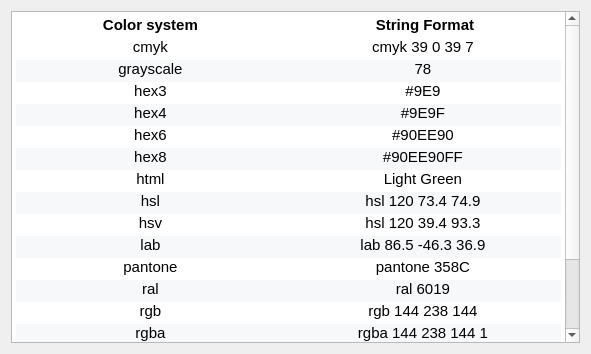
First picture: the form in src/supportedinputs.ui, repository keshavbhatt/ColorPie, before the edit.
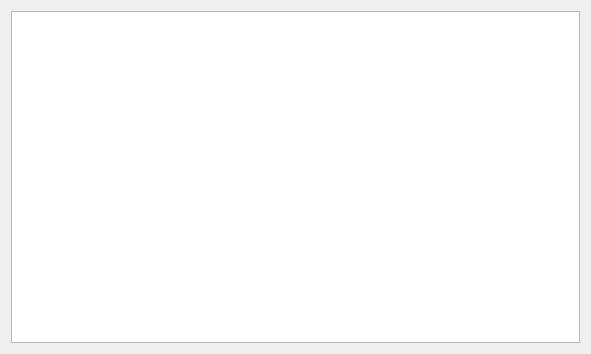
Second picture: the form after the edit.

What changed in the file:
```diff
--- a/src/supportedinputs.ui
+++ b/src/supportedinputs.ui
@@ -15,110 +15,7 @@
   </property>
   <layout class="QVBoxLayout" name="verticalLayout">
    <item>
-    <widget class="QTextBrowser" name="textBrowser">
-     <property name="html">
-      <string>&lt;!DOCTYPE HTML PUBLIC &quot;-//W3C//DTD HTML 4.0//EN&quot; &quot;http://www.w3.org/TR/REC-html40/strict.dtd&quot;&gt;
-&lt;html&gt;&lt;head&gt;&lt;meta name=&quot;qrichtext&quot; content=&quot;1&quot; /&gt;&lt;style type=&quot;text/css&quot;&gt;
-p, li { white-space: pre-wrap; }
-&lt;/style&gt;&lt;/head&gt;&lt;body style=&quot; font-family:'Ubuntu'; font-size:11pt; font-weight:400; font-style:normal;&quot;&gt;
-&lt;table border=&quot;0&quot; style=&quot; margin-top:0px; margin-bottom:0px; margin-left:0px; margin-right:0px;&quot; cellspacing=&quot;0&quot; cellpadding=&quot;6&quot;&gt;&lt;thead&gt;
-&lt;tr&gt;
-&lt;td width=&quot;50%&quot; bgcolor=&quot;#ffffff&quot; style=&quot; padding-left:0; padding-right:0; padding-top:0; padding-bottom:0;&quot;&gt;
-&lt;p align=&quot;center&quot; style=&quot; margin-top:12px; margin-bottom:0px; margin-left:0px; margin-right:0px; -qt-block-indent:0; text-indent:0px; line-height:120%;&quot;&gt;&lt;span style=&quot; font-weight:600;&quot;&gt;Color system &lt;/span&gt;&lt;/p&gt;&lt;/td&gt;
-&lt;td width=&quot;50%&quot; bgcolor=&quot;#ffffff&quot; style=&quot; padding-left:0; padding-right:0; padding-top:0; padding-bottom:0;&quot;&gt;
-&lt;p align=&quot;center&quot; style=&quot; margin-top:12px; margin-bottom:0px; margin-left:0px; margin-right:0px; -qt-block-indent:0; text-indent:0px; line-height:120%;&quot;&gt;&lt;span style=&quot; font-weight:600;&quot;&gt;String Format&lt;/span&gt;&lt;/p&gt;&lt;/td&gt;&lt;/tr&gt;&lt;/thead&gt;
-&lt;tr&gt;
-&lt;td bgcolor=&quot;#ffffff&quot; style=&quot; padding-left:0; padding-right:0; padding-top:0; padding-bottom:0;&quot;&gt;
-&lt;p align=&quot;center&quot; style=&quot; margin-top:12px; margin-bottom:0px; margin-left:0px; margin-right:0px; -qt-block-indent:0; text-indent:0px; line-height:120%;&quot;&gt;cmyk &lt;/p&gt;&lt;/td&gt;
-&lt;td bgcolor=&quot;#ffffff&quot; style=&quot; padding-left:0; padding-right:0; padding-top:0; padding-bottom:0;&quot;&gt;
-&lt;p align=&quot;center&quot; style=&quot; margin-top:12px; margin-bottom:0px; margin-left:0px; margin-right:0px; -qt-block-indent:0; text-indent:0px; line-height:120%;&quot;&gt;cmyk 39 0 39 7 &lt;/p&gt;&lt;/td&gt;&lt;/tr&gt;
-&lt;tr&gt;
-&lt;td bgcolor=&quot;#f6f8fa&quot; style=&quot; padding-left:0; padding-right:0; padding-top:0; padding-bottom:0;&quot;&gt;
-&lt;p align=&quot;center&quot; style=&quot; margin-top:12px; margin-bottom:0px; margin-left:0px; margin-right:0px; -qt-block-indent:0; text-indent:0px; line-height:120%;&quot;&gt;grayscale &lt;/p&gt;&lt;/td&gt;
-&lt;td bgcolor=&quot;#f6f8fa&quot; style=&quot; padding-left:0; padding-right:0; padding-top:0; padding-bottom:0;&quot;&gt;
-&lt;p align=&quot;center&quot; style=&quot; margin-top:12px; margin-bottom:0px; margin-left:0px; margin-right:0px; -qt-block-indent:0; text-indent:0px; line-height:120%;&quot;&gt;78 &lt;/p&gt;&lt;/td&gt;&lt;/tr&gt;
-&lt;tr&gt;
-&lt;td bgcolor=&quot;#ffffff&quot; style=&quot; padding-left:0; padding-right:0; padding-top:0; padding-bottom:0;&quot;&gt;
-&lt;p align=&quot;center&quot; style=&quot; margin-top:12px; margin-bottom:0px; margin-left:0px; margin-right:0px; -qt-block-indent:0; text-indent:0px; line-height:120%;&quot;&gt;hex3 &lt;/p&gt;&lt;/td&gt;
-&lt;td bgcolor=&quot;#ffffff&quot; style=&quot; padding-left:0; padding-right:0; padding-top:0; padding-bottom:0;&quot;&gt;
-&lt;p align=&quot;center&quot; style=&quot; margin-top:12px; margin-bottom:0px; margin-left:0px; margin-right:0px; -qt-block-indent:0; text-indent:0px; line-height:120%;&quot;&gt;#9E9 &lt;/p&gt;&lt;/td&gt;&lt;/tr&gt;
-&lt;tr&gt;
-&lt;td bgcolor=&quot;#f6f8fa&quot; style=&quot; padding-left:0; padding-right:0; padding-top:0; padding-bottom:0;&quot;&gt;
-&lt;p align=&quot;center&quot; style=&quot; margin-top:12px; margin-bottom:0px; margin-left:0px; margin-right:0px; -qt-block-indent:0; text-indent:0px; line-height:120%;&quot;&gt;hex4 &lt;/p&gt;&lt;/td&gt;
-&lt;td bgcolor=&quot;#f6f8fa&quot; style=&quot; padding-left:0; padding-right:0; padding-top:0; padding-bottom:0;&quot;&gt;
-&lt;p align=&quot;center&quot; style=&quot; margin-top:12px; margin-bottom:0px; margin-left:0px; margin-right:0px; -qt-block-indent:0; text-indent:0px; line-height:120%;&quot;&gt;#9E9F &lt;/p&gt;&lt;/td&gt;&lt;/tr&gt;
-&lt;tr&gt;
-&lt;td bgcolor=&quot;#ffffff&quot; style=&quot; padding-left:0; padding-right:0; padding-top:0; padding-bottom:0;&quot;&gt;
-&lt;p align=&quot;center&quot; style=&quot; margin-top:12px; margin-bottom:0px; margin-left:0px; margin-right:0px; -qt-block-indent:0; text-indent:0px; line-height:120%;&quot;&gt;hex6 &lt;/p&gt;&lt;/td&gt;
-&lt;td bgcolor=&quot;#ffffff&quot; style=&quot; padding-left:0; padding-right:0; padding-top:0; padding-bottom:0;&quot;&gt;
-&lt;p align=&quot;center&quot; style=&quot; margin-top:12px; margin-bottom:0px; margin-left:0px; margin-right:0px; -qt-block-indent:0; text-indent:0px; line-height:120%;&quot;&gt;#90EE90 &lt;/p&gt;&lt;/td&gt;&lt;/tr&gt;
-&lt;tr&gt;
-&lt;td bgcolor=&quot;#f6f8fa&quot; style=&quot; padding-left:0; padding-right:0; padding-top:0; padding-bottom:0;&quot;&gt;
-&lt;p align=&quot;center&quot; style=&quot; margin-top:12px; margin-bottom:0px; margin-left:0px; margin-right:0px; -qt-block-indent:0; text-indent:0px; line-height:120%;&quot;&gt;hex8 &lt;/p&gt;&lt;/td&gt;
-&lt;td bgcolor=&quot;#f6f8fa&quot; style=&quot; padding-left:0; padding-right:0; padding-top:0; padding-bottom:0;&quot;&gt;
-&lt;p align=&quot;center&quot; style=&quot; margin-top:12px; margin-bottom:0px; margin-left:0px; margin-right:0px; -qt-block-indent:0; text-indent:0px; line-height:120%;&quot;&gt;#90EE90FF &lt;/p&gt;&lt;/td&gt;&lt;/tr&gt;
-&lt;tr&gt;
-&lt;td bgcolor=&quot;#ffffff&quot; style=&quot; padding-left:0; padding-right:0; padding-top:0; padding-bottom:0;&quot;&gt;
-&lt;p align=&quot;center&quot; style=&quot; margin-top:12px; margin-bottom:0px; margin-left:0px; margin-right:0px; -qt-block-indent:0; text-indent:0px; line-height:120%;&quot;&gt;html &lt;/p&gt;&lt;/td&gt;
-&lt;td bgcolor=&quot;#ffffff&quot; style=&quot; padding-left:0; padding-right:0; padding-top:0; padding-bottom:0;&quot;&gt;
-&lt;p align=&quot;center&quot; style=&quot; margin-top:12px; margin-bottom:0px; margin-left:0px; margin-right:0px; -qt-block-indent:0; text-indent:0px; line-height:120%;&quot;&gt;Light Green &lt;/p&gt;&lt;/td&gt;&lt;/tr&gt;
-&lt;tr&gt;
-&lt;td bgcolor=&quot;#f6f8fa&quot; style=&quot; padding-left:0; padding-right:0; padding-top:0; padding-bottom:0;&quot;&gt;
-&lt;p align=&quot;center&quot; style=&quot; margin-top:12px; margin-bottom:0px; margin-left:0px; margin-right:0px; -qt-block-indent:0; text-indent:0px; line-height:120%;&quot;&gt;hsl &lt;/p&gt;&lt;/td&gt;
-&lt;td bgcolor=&quot;#f6f8fa&quot; style=&quot; padding-left:0; padding-right:0; padding-top:0; padding-bottom:0;&quot;&gt;
-&lt;p align=&quot;center&quot; style=&quot; margin-top:12px; margin-bottom:0px; margin-left:0px; margin-right:0px; -qt-block-indent:0; text-indent:0px; line-height:120%;&quot;&gt;hsl 120 73.4 74.9 &lt;/p&gt;&lt;/td&gt;&lt;/tr&gt;
-&lt;tr&gt;
-&lt;td bgcolor=&quot;#ffffff&quot; style=&quot; padding-left:0; padding-right:0; padding-top:0; padding-bottom:0;&quot;&gt;
-&lt;p align=&quot;center&quot; style=&quot; margin-top:12px; margin-bottom:0px; margin-left:0px; margin-right:0px; -qt-block-indent:0; text-indent:0px; line-height:120%;&quot;&gt;hsv &lt;/p&gt;&lt;/td&gt;
-&lt;td bgcolor=&quot;#ffffff&quot; style=&quot; padding-left:0; padding-right:0; padding-top:0; padding-bottom:0;&quot;&gt;
-&lt;p align=&quot;center&quot; style=&quot; margin-top:12px; margin-bottom:0px; margin-left:0px; margin-right:0px; -qt-block-indent:0; text-indent:0px; line-height:120%;&quot;&gt;hsl 120 39.4 93.3 &lt;/p&gt;&lt;/td&gt;&lt;/tr&gt;
-&lt;tr&gt;
-&lt;td bgcolor=&quot;#f6f8fa&quot; style=&quot; padding-left:0; padding-right:0; padding-top:0; padding-bottom:0;&quot;&gt;
-&lt;p align=&quot;center&quot; style=&quot; margin-top:12px; margin-bottom:0px; margin-left:0px; margin-right:0px; -qt-block-indent:0; text-indent:0px; line-height:120%;&quot;&gt;lab &lt;/p&gt;&lt;/td&gt;
-&lt;td bgcolor=&quot;#f6f8fa&quot; style=&quot; padding-left:0; padding-right:0; padding-top:0; padding-bottom:0;&quot;&gt;
-&lt;p align=&quot;center&quot; style=&quot; margin-top:12px; margin-bottom:0px; margin-left:0px; margin-right:0px; -qt-block-indent:0; text-indent:0px; line-height:120%;&quot;&gt;lab 86.5 -46.3 36.9 &lt;/p&gt;&lt;/td&gt;&lt;/tr&gt;
-&lt;tr&gt;
-&lt;td bgcolor=&quot;#ffffff&quot; style=&quot; padding-left:0; padding-right:0; padding-top:0; padding-bottom:0;&quot;&gt;
-&lt;p align=&quot;center&quot; style=&quot; margin-top:12px; margin-bottom:0px; margin-left:0px; margin-right:0px; -qt-block-indent:0; text-indent:0px; line-height:120%;&quot;&gt;pantone &lt;/p&gt;&lt;/td&gt;
-&lt;td bgcolor=&quot;#ffffff&quot; style=&quot; padding-left:0; padding-right:0; padding-top:0; padding-bottom:0;&quot;&gt;
-&lt;p align=&quot;center&quot; style=&quot; margin-top:12px; margin-bottom:0px; margin-left:0px; margin-right:0px; -qt-block-indent:0; text-indent:0px; line-height:120%;&quot;&gt;pantone 358C &lt;/p&gt;&lt;/td&gt;&lt;/tr&gt;
-&lt;tr&gt;
-&lt;td bgcolor=&quot;#f6f8fa&quot; style=&quot; padding-left:0; padding-right:0; padding-top:0; padding-bottom:0;&quot;&gt;
-&lt;p align=&quot;center&quot; style=&quot; margin-top:12px; margin-bottom:0px; margin-left:0px; margin-right:0px; -qt-block-indent:0; text-indent:0px; line-height:120%;&quot;&gt;ral &lt;/p&gt;&lt;/td&gt;
-&lt;td bgcolor=&quot;#f6f8fa&quot; style=&quot; padding-left:0; padding-right:0; padding-top:0; padding-bottom:0;&quot;&gt;
-&lt;p align=&quot;center&quot; style=&quot; margin-top:12px; margin-bottom:0px; margin-left:0px; margin-right:0px; -qt-block-indent:0; text-indent:0px; line-height:120%;&quot;&gt;ral 6019 &lt;/p&gt;&lt;/td&gt;&lt;/tr&gt;
-&lt;tr&gt;
-&lt;td bgcolor=&quot;#ffffff&quot; style=&quot; padding-left:0; padding-right:0; padding-top:0; padding-bottom:0;&quot;&gt;
-&lt;p align=&quot;center&quot; style=&quot; margin-top:12px; margin-bottom:0px; margin-left:0px; margin-right:0px; -qt-block-indent:0; text-indent:0px; line-height:120%;&quot;&gt;rgb &lt;/p&gt;&lt;/td&gt;
-&lt;td bgcolor=&quot;#ffffff&quot; style=&quot; padding-left:0; padding-right:0; padding-top:0; padding-bottom:0;&quot;&gt;
-&lt;p align=&quot;center&quot; style=&quot; margin-top:12px; margin-bottom:0px; margin-left:0px; margin-right:0px; -qt-block-indent:0; text-indent:0px; line-height:120%;&quot;&gt;rgb 144 238 144 &lt;/p&gt;&lt;/td&gt;&lt;/tr&gt;
-&lt;tr&gt;
-&lt;td bgcolor=&quot;#f6f8fa&quot; style=&quot; padding-left:0; padding-right:0; padding-top:0; padding-bottom:0;&quot;&gt;
-&lt;p align=&quot;center&quot; style=&quot; margin-top:12px; margin-bottom:0px; margin-left:0px; margin-right:0px; -qt-block-indent:0; text-indent:0px; line-height:120%;&quot;&gt;rgba &lt;/p&gt;&lt;/td&gt;
-&lt;td bgcolor=&quot;#f6f8fa&quot; style=&quot; padding-left:0; padding-right:0; padding-top:0; padding-bottom:0;&quot;&gt;
-&lt;p align=&quot;center&quot; style=&quot; margin-top:12px; margin-bottom:0px; margin-left:0px; margin-right:0px; -qt-block-indent:0; text-indent:0px; line-height:120%;&quot;&gt;rgba 144 238 144 1 &lt;/p&gt;&lt;/td&gt;&lt;/tr&gt;
-&lt;tr&gt;
-&lt;td bgcolor=&quot;#ffffff&quot; style=&quot; padding-left:0; padding-right:0; padding-top:0; padding-bottom:0;&quot;&gt;
-&lt;p align=&quot;center&quot; style=&quot; margin-top:12px; margin-bottom:0px; margin-left:0px; margin-right:0px; -qt-block-indent:0; text-indent:0px; line-height:120%;&quot;&gt;rgb decimal &lt;/p&gt;&lt;/td&gt;
-&lt;td bgcolor=&quot;#ffffff&quot; style=&quot; padding-left:0; padding-right:0; padding-top:0; padding-bottom:0;&quot;&gt;
-&lt;p align=&quot;center&quot; style=&quot; margin-top:12px; margin-bottom:0px; margin-left:0px; margin-right:0px; -qt-block-indent:0; text-indent:0px; line-height:120%;&quot;&gt;rgb decimal 6812065 &lt;/p&gt;&lt;/td&gt;&lt;/tr&gt;
-&lt;tr&gt;
-&lt;td bgcolor=&quot;#f6f8fa&quot; style=&quot; padding-left:0; padding-right:0; padding-top:0; padding-bottom:0;&quot;&gt;
-&lt;p align=&quot;center&quot; style=&quot; margin-top:12px; margin-bottom:0px; margin-left:0px; margin-right:0px; -qt-block-indent:0; text-indent:0px; line-height:120%;&quot;&gt;w &lt;/p&gt;&lt;/td&gt;
-&lt;td bgcolor=&quot;#f6f8fa&quot; style=&quot; padding-left:0; padding-right:0; padding-top:0; padding-bottom:0;&quot;&gt;
-&lt;p align=&quot;center&quot; style=&quot; margin-top:12px; margin-bottom:0px; margin-left:0px; margin-right:0px; -qt-block-indent:0; text-indent:0px; line-height:120%;&quot;&gt;w 544 &lt;/p&gt;&lt;/td&gt;&lt;/tr&gt;
-&lt;tr&gt;
-&lt;td bgcolor=&quot;#ffffff&quot; style=&quot; padding-left:0; padding-right:0; padding-top:0; padding-bottom:0;&quot;&gt;
-&lt;p align=&quot;center&quot; style=&quot; margin-top:12px; margin-bottom:0px; margin-left:0px; margin-right:0px; -qt-block-indent:0; text-indent:0px; line-height:120%;&quot;&gt;xyz &lt;/p&gt;&lt;/td&gt;
-&lt;td bgcolor=&quot;#ffffff&quot; style=&quot; padding-left:0; padding-right:0; padding-top:0; padding-bottom:0;&quot;&gt;
-&lt;p align=&quot;center&quot; style=&quot; margin-top:12px; margin-bottom:0px; margin-left:0px; margin-right:0px; -qt-block-indent:0; text-indent:0px; line-height:120%;&quot;&gt;xyz 44 69 45 &lt;/p&gt;&lt;/td&gt;&lt;/tr&gt;
-&lt;tr&gt;
-&lt;td bgcolor=&quot;#f6f8fa&quot; style=&quot; padding-left:0; padding-right:0; padding-top:0; padding-bottom:0;&quot;&gt;
-&lt;p align=&quot;center&quot; style=&quot; margin-top:12px; margin-bottom:0px; margin-left:0px; margin-right:0px; -qt-block-indent:0; text-indent:0px; line-height:120%;&quot;&gt;yuv &lt;/p&gt;&lt;/td&gt;
-&lt;td bgcolor=&quot;#f6f8fa&quot; style=&quot; padding-left:0; padding-right:0; padding-top:0; padding-bottom:0;&quot;&gt;
-&lt;p align=&quot;center&quot; style=&quot; margin-top:12px; margin-bottom:0px; margin-left:0px; margin-right:0px; -qt-block-indent:0; text-indent:0px; line-height:120%;&quot;&gt;yuv 180 113.2 73.5 &lt;/p&gt;&lt;/td&gt;&lt;/tr&gt;&lt;/table&gt;&lt;/body&gt;&lt;/html&gt;</string>
-     </property>
-    </widget>
+    <widget class="QTextBrowser" name="textBrowser"/>
    </item>
   </layout>
  </widget>
```
